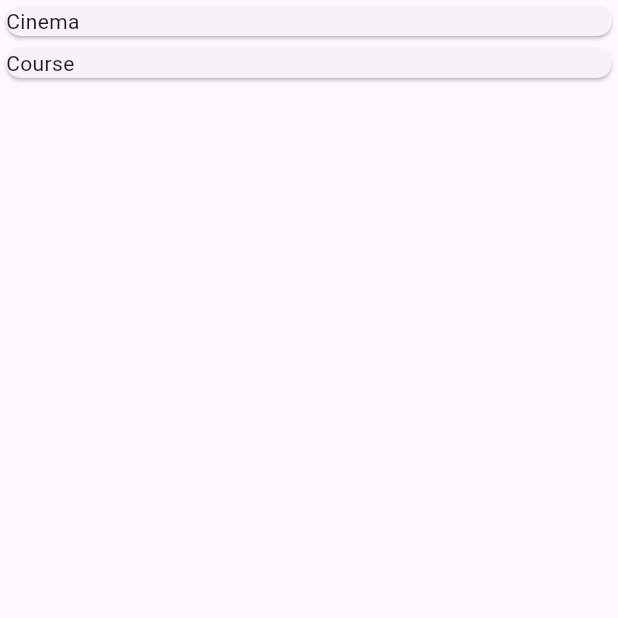
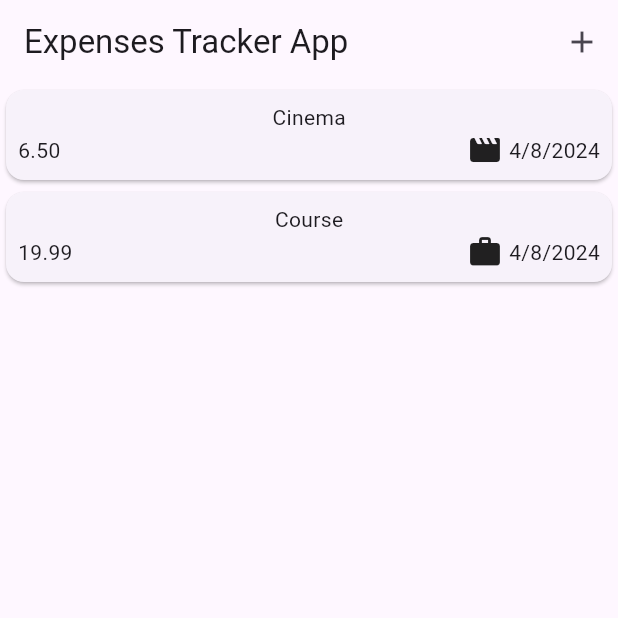
Before and after one commit to cesarfreitax/expense_tracker, a Flutter app: the screen it shows after launch, on a phone screen of 412 x 824 dp, the top half of it. Run offline on Flutter 3.47's test engine with Material 3 defaults, Android fonts, the phone set to English and light mode, and no system bars.

Commit message:
expense bottom sheet

```diff
--- a/lib/models/expense.dart
+++ b/lib/models/expense.dart
@@ -1,8 +1,19 @@
+import 'package:flutter/material.dart';
+import 'package:intl/intl.dart';
 import 'package:uuid/uuid.dart';
 
 const uuid = Uuid();
 
+final formatter = DateFormat.yMd();
+
 enum ExpenseCategory { food, travel, leisure, work }
+
+const categoryIcon = {
+  ExpenseCategory.food: Icons.fastfood_rounded,
+  ExpenseCategory.travel: Icons.airplanemode_active_rounded,
+  ExpenseCategory.leisure: Icons.movie_rounded,
+  ExpenseCategory.work: Icons.work_rounded
+};
 
 class Expense {
   Expense({
@@ -17,4 +28,8 @@ class Expense {
   final double amount;
   final DateTime date;
   final ExpenseCategory category;
+
+  String get formattedDate {
+    return formatter.format(date);
+  }
 }
--- a/lib/widgets/expenses.dart
+++ b/lib/widgets/expenses.dart
@@ -1,3 +1,4 @@
+import 'package:expense_tracker/widgets/AddExpenseModalBottomSheet.dart';
 import 'package:expense_tracker/widgets/expenses_list/expenses_list.dart';
 import 'package:expense_tracker/models/expense.dart';
 import 'package:flutter/material.dart';
@@ -28,6 +29,15 @@ class _ExpensesState extends State<Expenses> {
   @override
   Widget build(BuildContext context) {
     return Scaffold(
+      appBar: AppBar(
+        title: const Text("Expenses Tracker App"),
+        actions: [
+          IconButton(
+              onPressed: addExpenseItem,
+              icon: const Icon(Icons.add)
+          )
+        ],
+      ),
       body: Column(
         children: [
           ExpensesList(expenses: expenses)
@@ -35,4 +45,8 @@ class _ExpensesState extends State<Expenses> {
       ),
     );
   }
+
+  void addExpenseItem() {
+    showModalBottomSheet(context: context, builder: (ctx) => const AddExpenseModalBottomSheet());
+  }
 }
--- a/lib/widgets/expenses_list/expense_item.dart
+++ b/lib/widgets/expenses_list/expense_item.dart
@@ -10,8 +10,33 @@ class ExpenseItem extends StatelessWidget {
   @override
   Widget build(BuildContext context) {
     return Card(
-      child: Text(
-        expense.title
+      child: Padding(
+        padding: const EdgeInsets.symmetric(
+          vertical: 8,
+          horizontal: 8
+        ),
+        child: Column(
+          children: [
+            Text(
+              expense.title
+            ),
+            Row(
+              children: [
+                Text(
+                  expense.amount.toStringAsFixed(2)
+                ),
+                const Spacer(),
+                Row(
+                  children: [
+                    Icon(categoryIcon[expense.category]),
+                    const SizedBox(width: 4),
+                    Text(expense.formattedDate)
+                  ],
+                ),
+              ],
+            )
+          ],
+        ),
       ),
     );
   }
--- a/pubspec.yaml
+++ b/pubspec.yaml
@@ -36,6 +36,7 @@ dependencies:
   # Use with the CupertinoIcons class for iOS style icons.
   cupertino_icons: ^1.0.6
   uuid: ^4.3.3
+  intl: ^0.19.0
 
 dev_dependencies:
   flutter_test:
```
Also changed, not shown: lib/widgets/AddExpenseModalBottomSheet.dart (added, +43 -0 lines), pubspec.lock.
